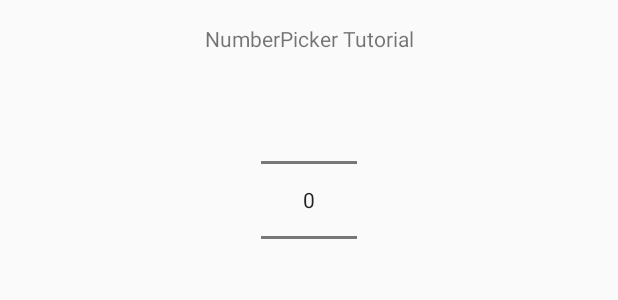
After one commit to Marylinemds/PopularMoviesTestCareem4, an Android app: the layout numberpicker.xml on its own in the app's theme, with its tools: preview values and no code run, on a phone screen of 412 x 824 dp. The commit adds this screen. Shown: the top 300 px of the screen. Run offline under Robolectric (Android 15) with nearby library versions, the phone set to English and light mode, and no system bars; network calls fail.

```diff
--- /dev/null
+++ b/app/src/main/res/layout/numberpicker.xml
@@ -0,0 +1,31 @@
+<?xml version="1.0" encoding="utf-8"?>
+<android.support.constraint.ConstraintLayout xmlns:android="http://schemas.android.com/apk/res/android"
+    xmlns:app="http://schemas.android.com/apk/res-auto"
+    xmlns:tools="http://schemas.android.com/tools"
+    android:layout_width="match_parent"
+    android:layout_height="match_parent">
+
+    <TextView
+        android:id="@+id/textView"
+        android:layout_width="wrap_content"
+        android:layout_height="wrap_content"
+        android:layout_marginEnd="8dp"
+        android:layout_marginStart="8dp"
+        android:layout_marginTop="16dp"
+        android:text="NumberPicker Tutorial"
+        app:layout_constraintLeft_toLeftOf="parent"
+        app:layout_constraintRight_toRightOf="parent"
+        app:layout_constraintTop_toTopOf="parent"/>
+
+    <NumberPicker
+        android:id="@+id/numberPicker"
+        android:layout_width="wrap_content"
+        android:layout_height="wrap_content"
+        android:layout_marginBottom="8dp"
+        android:layout_marginEnd="8dp"
+        android:layout_marginStart="8dp"
+        android:layout_marginTop="8dp"
+        app:layout_constraintEnd_toEndOf="parent"
+        app:layout_constraintStart_toStartOf="parent"
+        app:layout_constraintTop_toBottomOf="@+id/textView" />
+</android.support.constraint.ConstraintLayout>
--- a/app/src/main/res/values/colors.xml
+++ b/app/src/main/res/values/colors.xml
@@ -3,4 +3,5 @@
     <color name="colorPrimary">#3F51B5</color>
     <color name="colorPrimaryDark">#303F9F</color>
     <color name="colorAccent">#FF4081</color>
+    <color name="white">#FFFFFF</color>
 </resources>
--- a/app/src/main/res/values/strings.xml
+++ b/app/src/main/res/values/strings.xml
@@ -1,3 +1,4 @@
 <resources>
     <string name="app_name">PopularMoviesTestCareem</string>
+    <string name="action_filter">filter</string>
 </resources>
--- a/app/src/main/res/values/styles.xml
+++ b/app/src/main/res/values/styles.xml
@@ -1,7 +1,7 @@
 <resources>
 
     <!-- Base application theme. -->
-    <style name="AppTheme" parent="Theme.AppCompat.Light.DarkActionBar">
+    <style name="AppTheme" parent="Theme.AppCompat.Light.NoActionBar">
         <!-- Customize your theme here. -->
         <item name="colorPrimary">@color/colorPrimary</item>
         <item name="colorPrimaryDark">@color/colorPrimaryDark</item>
@@ -14,4 +14,5 @@
         <item name="android:maxHeight">22dip</item>
     </style>
 
+
 </resources>
```
Also changed, not shown: app/src/main/java/com/example/android/popularmoviestestcareem/MainActivity.java (+79 -0 lines), app/src/main/java/com/example/android/popularmoviestestcareem/Utilities/NetworkUtils.java (+0 -16 lines), app/src/main/res/layout/activity_main.xml (+14 -2 lines), app/src/main/res/layout/toolbar.xml (added, +13 -0 lines), app/src/main/res/menu/menu_main.xml (added, +12 -0 lines), app/src/main/res/drawable-hdpi/ic_action_filter.png (added), app/src/main/res/drawable-mdpi/ic_action_filter.png (added), app/src/main/res/drawable-xhdpi/ic_action_filter.png (added), app/src/main/res/drawable-xxhdpi/ic_action_filter.png (added).
